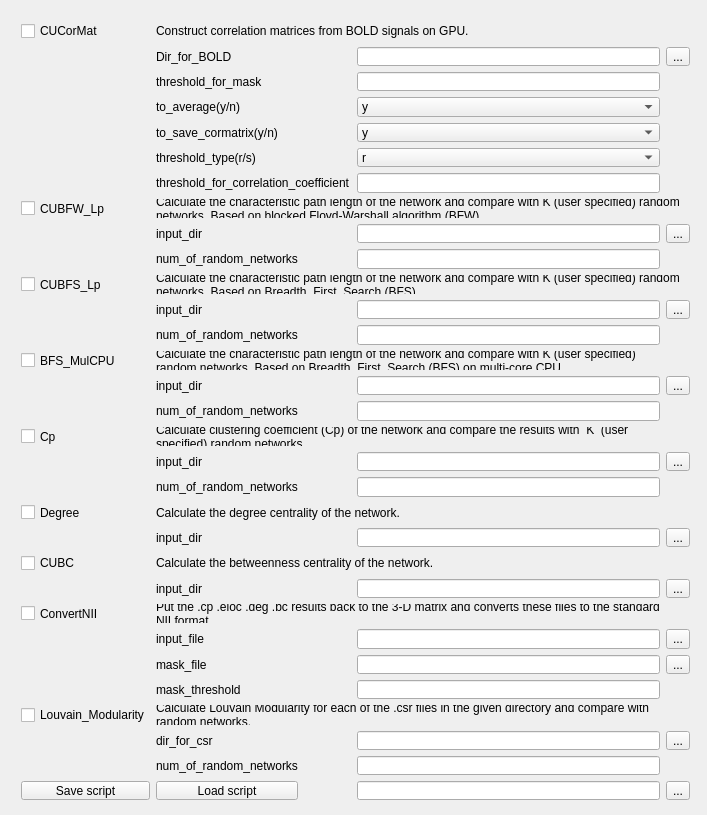
The window that BNALauncher/mainwindow.ui (phisiart/BNALauncher) describes before a commit, drawn with Qt 5.
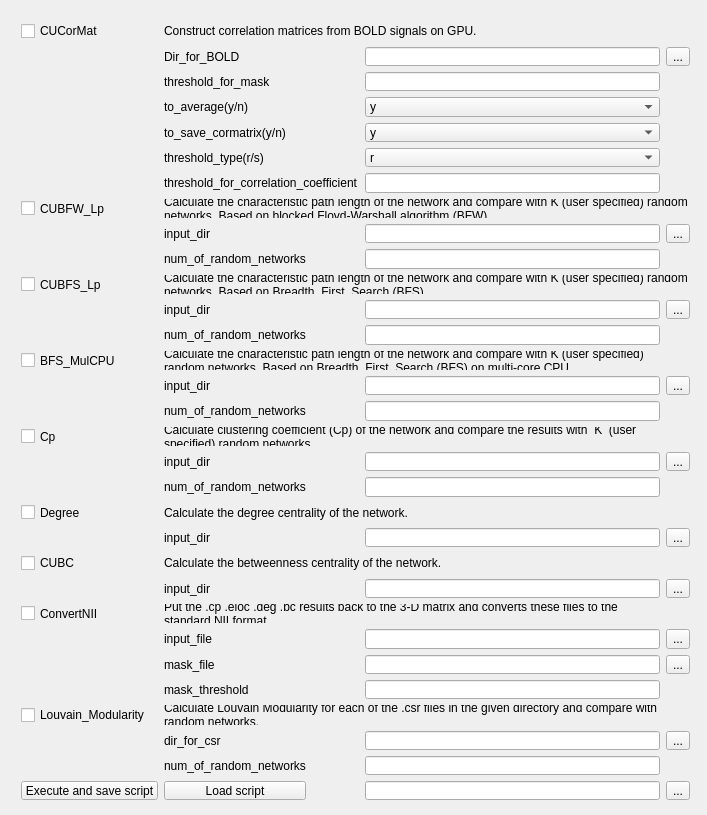
The same window after the commit.

```diff
--- a/BNALauncher/mainwindow.ui
+++ b/BNALauncher/mainwindow.ui
@@ -348,7 +348,7 @@
      <item row="30" column="0">
       <widget class="QPushButton" name="pushButtonSave">
        <property name="text">
-        <string>Save script</string>
+        <string>Execute and save script</string>
        </property>
       </widget>
      </item>
```
